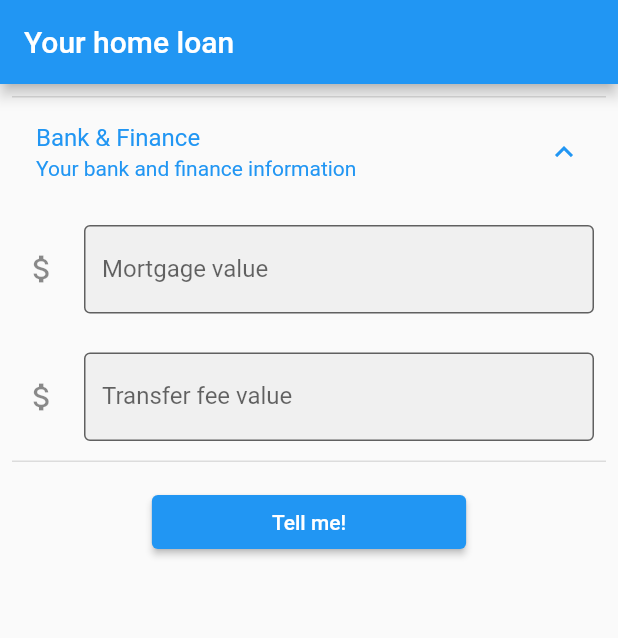
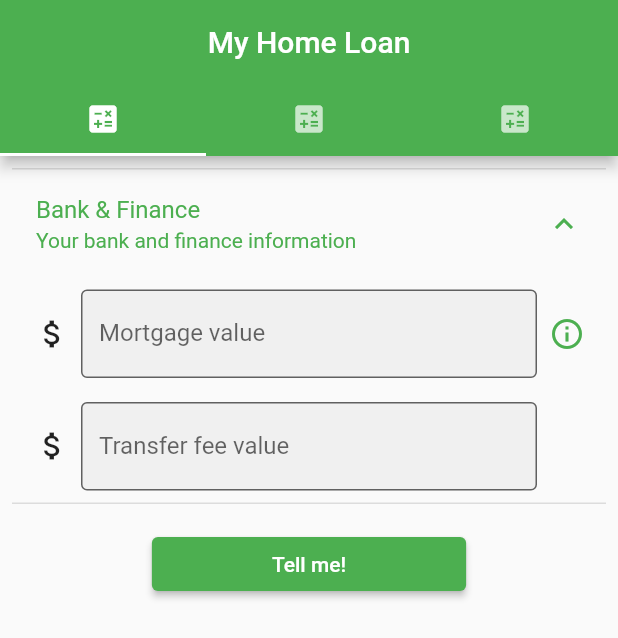
Before and after one commit to pierakim/MyHomeLoan, a Flutter app: the screen it shows after launch, after a tap on "Bank & Finance", on a phone screen of 412 x 824 dp. Shown: the top 638 px of the screen. Run offline on Flutter 3.47's test engine with Material 2 defaults, Android fonts, the phone set to English and light mode, and no system bars; our stand-ins replace material_segmented_control.

Commit message:
added a few widget and layout stuff...

```diff
--- a/lib/Widgets/number-input-widget.dart
+++ b/lib/Widgets/Common/number-input.component.dart
@@ -8,6 +8,7 @@ class NumberInputComponent extends StatefulWidget {
   final String validationText;
   final Icon icon;
   final TextEditingController controller;
+  final String informationMessage;
 
   const NumberInputComponent(
       {Key key,
@@ -16,7 +17,8 @@ class NumberInputComponent extends StatefulWidget {
       this.inputSufixText,
       this.validationText,
       this.icon,
-      this.controller})
+      this.controller,
+      this.informationMessage})
       : super(key: key);
 
   @override
@@ -36,16 +38,16 @@ class _NumberInputComponentState extends State<NumberInputComponent> {
   Widget build(BuildContext context) {
     return Padding(
       padding: const EdgeInsets.all(8.0),
-      child: Column(
-        crossAxisAlignment: CrossAxisAlignment.start,
-        children: <Widget>[
-          Padding(
-            padding: const EdgeInsets.only(bottom: 5.0, top: 5.0),
+      child: Row(
+        mainAxisAlignment: MainAxisAlignment.spaceEvenly,
+        children: [
+          Expanded(flex: 1, child: Container(child: widget.icon)),
+          Expanded(
+            flex: 8,
             child: TextFormField(
               keyboardType: TextInputType.numberWithOptions(decimal: true),
               decoration: InputDecoration(
                 filled: true,
-                icon: widget.icon,
                 border: const OutlineInputBorder(),
                 labelText: widget.inputLabelText,
                 prefixText: widget.inputPrefixText,
@@ -66,6 +68,30 @@ class _NumberInputComponentState extends State<NumberInputComponent> {
                   setState(() => _inputValue = double.parse(val)),
             ),
           ),
+          if (widget.informationMessage != null &&
+              widget.informationMessage.isNotEmpty)
+            Expanded(
+              flex: 1,
+              child: Tooltip(
+                padding: EdgeInsets.all(20),
+                margin: EdgeInsets.all(40),
+                message: widget.informationMessage,
+                decoration: BoxDecoration(
+                  color: Theme.of(context).colorScheme.secondaryVariant,
+                  borderRadius: const BorderRadius.all(Radius.circular(4)),
+                ),
+                textStyle: TextStyle(color: Colors.white),
+                preferBelow: true,
+                verticalOffset: 20,
+                child: IconButton(
+                  color: Theme.of(context).colorScheme.primary,
+                  onPressed: () {},
+                  icon: const Icon(Icons.info_outline),
+                ),
+              ),
+            )
+          else
+            Expanded(flex: 1, child: Container())
         ],
       ),
     );
--- a/lib/Widgets/PaymentCalculator/payment-calculator.component.dart
+++ b/lib/Widgets/PaymentCalculator/payment-calculator.component.dart
@@ -1,7 +1,7 @@
 import 'package:flutter/material.dart';
-import 'package:your_home_loan/Models/HomeLoanDatarResult.dart';
+import 'package:my_home_loan/Models/HomeLoanDatarResult.dart';
 
-import '../number-input-widget.dart';
+import '../Common/number-input.component.dart';
 
 /// This is the stateful widget that the main application instantiates.
 class PaymentCalculatorComponent extends StatefulWidget {
@@ -56,15 +56,16 @@ class _PaymentCalculatorComponentState
                   inputSufixText: 'AUD',
                   validationText: 'Please enter a value',
                   controller: _mortgageValueController,
+                  informationMessage:
+                      "Lorem ipsum dolor sit amet, consectetur adipiscing elit. Aliquam eget lorem massa. Nulla diam arcu, sodales eu dui in, euismod mollis augue. Curabitur varius ultricies purus vitae venenatis.",
                 ),
                 NumberInputComponent(
-                  icon: const Icon(Icons.attach_money),
-                  inputLabelText: 'Transfer fee value',
-                  inputPrefixText: '\$ ',
-                  inputSufixText: 'AUD',
-                  validationText: 'Please enter a value',
-                  controller: _transferFeetValueController,
-                ),
+                    icon: const Icon(Icons.attach_money),
+                    inputLabelText: 'Transfer fee value',
+                    inputPrefixText: '\$ ',
+                    inputSufixText: 'AUD',
+                    validationText: 'Please enter a value',
+                    controller: _transferFeetValueController),
               ],
             ),
             Center(
--- a/lib/main.dart
+++ b/lib/main.dart
@@ -2,25 +2,42 @@ import 'package:flutter/material.dart';
 
 import 'Routes/router.component.dart';
 import 'Widgets/PaymentCalculator/payment-calculator.component.dart';
+import 'Widgets/StampDutyCalculator/stamp-duty-calculator.component.dart';
 
 void main() {
   runApp(MyApp());
 }
 
 class MyApp extends StatelessWidget {
-  static const String _title = 'Your home loan';
-
   @override
   Widget build(BuildContext context) {
     return MaterialApp(
       onGenerateRoute: getRoute,
-      title: _title,
       theme: ThemeData(
-        primarySwatch: Colors.blue,
+        primarySwatch: Colors.green,
       ),
-      home: Scaffold(
-        appBar: AppBar(title: const Text(_title)),
-        body: PaymentCalculatorComponent(),
+      home: DefaultTabController(
+        length: 3,
+        child: Scaffold(
+          appBar: AppBar(
+            bottom: TabBar(
+              tabs: [
+                Tab(icon: Icon(Icons.calculate)),
+                Tab(icon: Icon(Icons.calculate)),
+                Tab(icon: Icon(Icons.calculate)),
+              ],
+            ),
+            title: Text('My Home Loan'),
+            centerTitle: true,
+          ),
+          body: TabBarView(
+            children: [
+              PaymentCalculatorComponent(),
+              StampDutyCalculatorComponent(),
+              Icon(Icons.directions_bike),
+            ],
+          ),
+        ),
       ),
     );
   }
--- a/pubspec.yaml
+++ b/pubspec.yaml
@@ -1,4 +1,4 @@
-name: your_home_loan
+name: my_home_loan
 description: A new Flutter project.
 
 # The following line prevents the package from being accidentally published to
@@ -23,6 +23,7 @@ environment:
 dependencies:
   flutter:
     sdk: flutter
+  material_segmented_control: ^2.1.0
 
   # The following adds the Cupertino Icons font to your application.
   # Use with the CupertinoIcons class for iOS style icons.
```
Also changed, not shown: lib/Widgets/Common/card-information.component.dart (added, +44 -0 lines), lib/Widgets/Common/dropdown-input.component.dart (added, +89 -0 lines), lib/Widgets/Common/segmented-input-choices.component.dart (added, +80 -0 lines), lib/Widgets/Common/segmented-input.component.dart (added, +63 -0 lines), lib/Widgets/StampDutyCalculator/stamp-duty-calculator.component.dart (added, +160 -0 lines), lib/Widgets/tab-bar.component.dart (deleted, +0 -31 lines), pubspec.lock, 10 other files.
